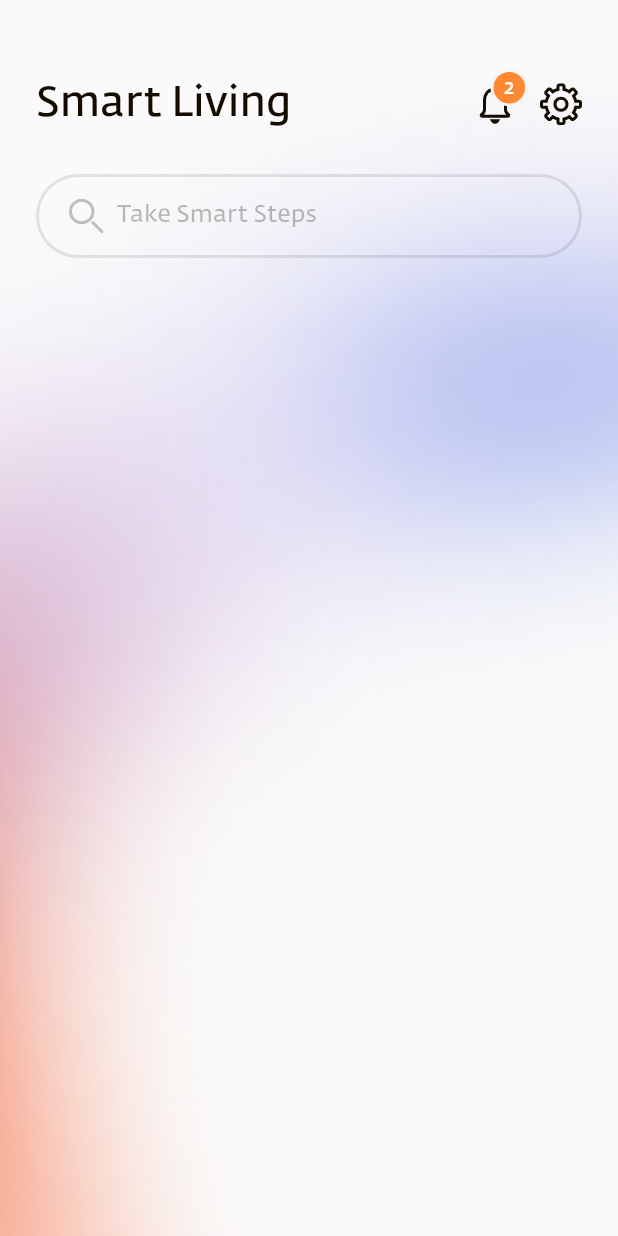
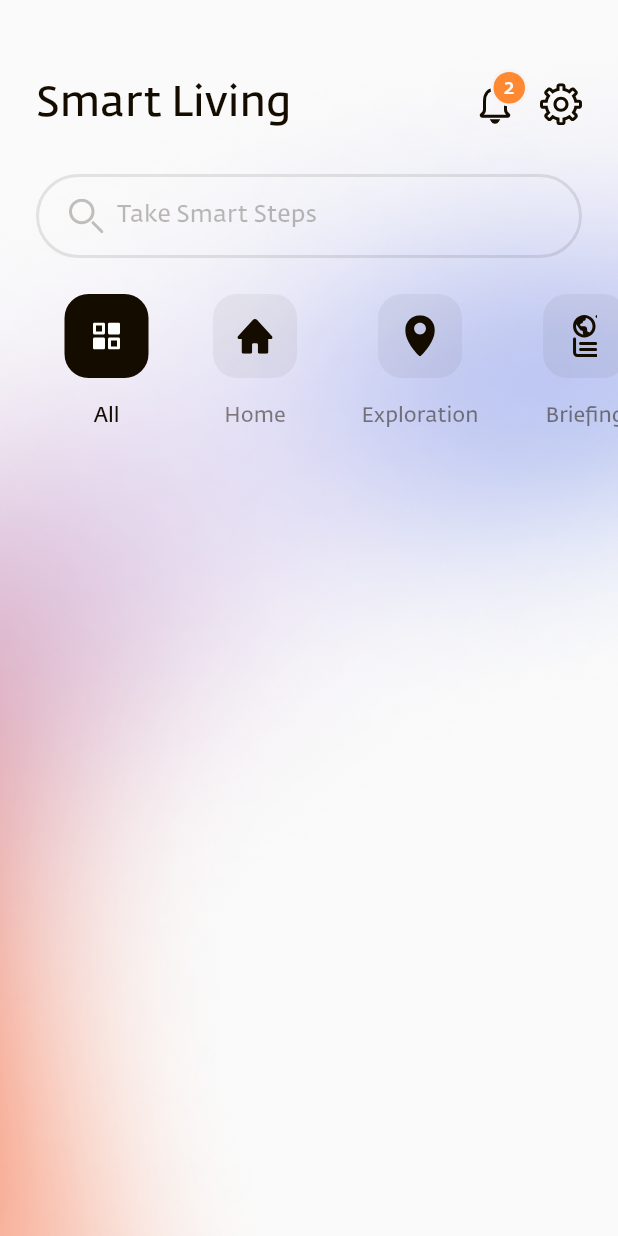
Before and after one commit to ehsanemamipour/smart-living, a Flutter app: the screen it shows after launch, on a phone screen of 412 x 824 dp. Run offline on Flutter 3.47's test engine with Material 2 defaults, Android fonts, the phone set to English and light mode, and no system bars; our stand-ins replace connectivity_plus, dartz, dio, equatable, flutter_bloc, flutter_svg and 1 more.

Commit message:
feat: implemented icon boxes list

```diff
--- a/lib/core/consts/consts.dart
+++ b/lib/core/consts/consts.dart
@@ -12,4 +12,8 @@ class SvgAssets {
   static const search = '${_path}search.svg';
   static const notif = '${_path}notif.svg';
   static const setting = '${_path}setting.svg';
+  static const all = '${_path}all.svg';
+  static const brief = '${_path}brief.svg';
+  static const exploration = '${_path}exploration.svg';
+  static const home = '${_path}home.svg';
 }
--- a/lib/core/theme/theme.dart
+++ b/lib/core/theme/theme.dart
@@ -21,6 +21,12 @@ extension CustomeTextStyle on ThemeData {
         fontWeight: FontWeight.w400,
         color: textBlack,
       );
+  TextStyle get smallEmphasisBody => TextStyle(
+        fontSize: 14,
+        fontFamily: fontFamily,
+        fontWeight: FontWeight.w500,
+        color: textBlack,
+      );
   TextStyle get emphasisBody => TextStyle(
         fontSize: 16,
         fontFamily: fontFamily,
--- a/lib/features/weather/presentation/pages/home_page.dart
+++ b/lib/features/weather/presentation/pages/home_page.dart
@@ -2,6 +2,7 @@ import 'package:flutter/material.dart';
 import 'package:flutter_svg/svg.dart';
 import 'package:smart_living/core/consts/consts.dart';
 import 'package:smart_living/core/theme/theme.dart';
+import 'package:smart_living/features/weather/presentation/widgets/custom_icon_box.dart';
 import 'package:smart_living/features/weather/presentation/widgets/custom_search_bar.dart';
 
 class HomePage extends StatefulWidget {
@@ -12,9 +13,17 @@ class HomePage extends StatefulWidget {
 }
 
 class _HomePageState extends State<HomePage> {
+  final Map iconBoxesMap = {
+    {'All': SvgAssets.all}: {18.0: 18.0},
+    {'Home': SvgAssets.home}: {23.52: 24.0},
+    {'Exploration': SvgAssets.exploration}: {27.65: 20.0},
+    {'Briefing': SvgAssets.brief}: {28.0: 20.0},
+  };
+
   @override
   Widget build(BuildContext context) {
     final theme = Theme.of(context);
+
     return SafeArea(
       child: Scaffold(
           body: Stack(
@@ -108,8 +117,43 @@ class _HomePageState extends State<HomePage> {
                   ],
                 ),
               ),
+              Expanded(
+                child: ListView.builder(
+                  itemCount: iconBoxesMap.keys.length,
+                  scrollDirection: Axis.horizontal,
+                  itemBuilder: (context, index) {
+                    return Padding(
+                      padding:
+                          EdgeInsets.only(right: 43, left: index == 0 ? 43 : 0),
+                      child: CustomIconBox(
+                        isSelected: index == 0,
+                        height: iconBoxesMap.values
+                            .toList()[index]
+                            .keys
+                            .toList()
+                            .first,
+                        width: iconBoxesMap.values
+                            .toList()[index]
+                            .values
+                            .toList()
+                            .first,
+                        path: iconBoxesMap.keys
+                            .toList()[index]
+                            .values
+                            .toList()
+                            .first,
+                        title: iconBoxesMap.keys
+                            .toList()[index]
+                            .keys
+                            .toList()
+                            .first,
+                      ),
+                    );
+                  },
+                ),
+              )
             ],
-          )
+          ),
         ],
       )),
     );
--- /dev/null
+++ b/lib/features/weather/presentation/widgets/custom_icon_box.dart
@@ -0,0 +1,54 @@
+import 'package:flutter/material.dart';
+import 'package:flutter_svg/svg.dart';
+import 'package:smart_living/core/theme/theme.dart';
+
+class CustomIconBox extends StatelessWidget {
+  const CustomIconBox({
+    Key? key,
+    required this.isSelected,
+    required this.title,
+    required this.path,
+    required this.height,
+    required this.width,
+  }) : super(key: key);
+
+  final bool isSelected;
+  final String title;
+  final String path;
+  final double height;
+  final double width;
+
+  @override
+  Widget build(BuildContext context) {
+    final theme = Theme.of(context);
+
+    return Column(
+      children: [
+        Container(
+          height: 56,
+          width: 56,
+          alignment: Alignment.center,
+          decoration: BoxDecoration(
+            borderRadius: BorderRadius.circular(16),
+            color: isSelected
+                ? theme.textBlack
+                : theme.textBlack.withOpacity(0.05),
+          ),
+          child: SvgPicture.asset(
+            path,
+            color: isSelected ? theme.white : theme.textBlack,
+            width: width,
+            height: height,
+          ),
+        ),
+        const SizedBox(height: 16),
+        Text(
+          title,
+          style: theme.smallEmphasisBody.copyWith(
+            color: isSelected ? null : theme.textBlack.withOpacity(0.5),
+          ),
+        ),
+      ],
+    );
+  }
+}
--- a/lib/features/weather/presentation/widgets/custom_search_bar.dart
+++ b/lib/features/weather/presentation/widgets/custom_search_bar.dart
@@ -3,7 +3,7 @@ import 'package:flutter_svg/svg.dart';
 import 'package:smart_living/core/consts/consts.dart';
 import 'package:smart_living/core/theme/theme.dart';
 
-class CustomSearchBar extends StatefulWidget {
+class CustomSearchBar extends StatelessWidget {
   const CustomSearchBar({
     required this.hintText,
     this.onChanged,
@@ -14,28 +14,16 @@ class CustomSearchBar extends StatefulWidget {
   final Function(String)? onChanged;
 
   @override
-  State<CustomSearchBar> createState() => _CustomSearchBarState();
-}
-
-class _CustomSearchBarState extends State<CustomSearchBar> {
-  @override
   Widget build(BuildContext context) {
     final theme = Theme.of(context);
 
     return Container(
       height: 56,
       decoration: BoxDecoration(
-          borderRadius: BorderRadius.circular(60),
-          color: Colors.transparent,
-          border: Border.all(color: theme.textBlack.withOpacity(0.1), width: 2)
-          // boxShadow: [
-          //   BoxShadow(
-          //     color: theme.outerShadow.withOpacity(0.18),
-          //     offset: const Offset(0, 4),
-          //     blurRadius: 12,
-          //   )
-          // ],
-          ),
+        borderRadius: BorderRadius.circular(60),
+        color: Colors.transparent,
+        border: Border.all(color: theme.textBlack.withOpacity(0.1), width: 2),
+      ),
       child: Row(
         children: [
           const SizedBox(width: 20),
@@ -49,10 +37,10 @@ class _CustomSearchBarState extends State<CustomSearchBar> {
           Expanded(
             child: TextField(
               style: theme.emphasisBody,
-              onChanged: widget.onChanged,
+              onChanged: onChanged,
               cursorColor: theme.textBlack,
               decoration: InputDecoration(
-                hintText: widget.hintText,
+                hintText: hintText,
                 hintStyle: theme.emphasisBody.copyWith(
                   color: theme.textBlack.withOpacity(
                     0.28,
```
Also changed, not shown: assets/svgs/all.svg (added), assets/svgs/brief.svg (added), assets/svgs/exploration.svg (added), assets/svgs/home.svg (added).
